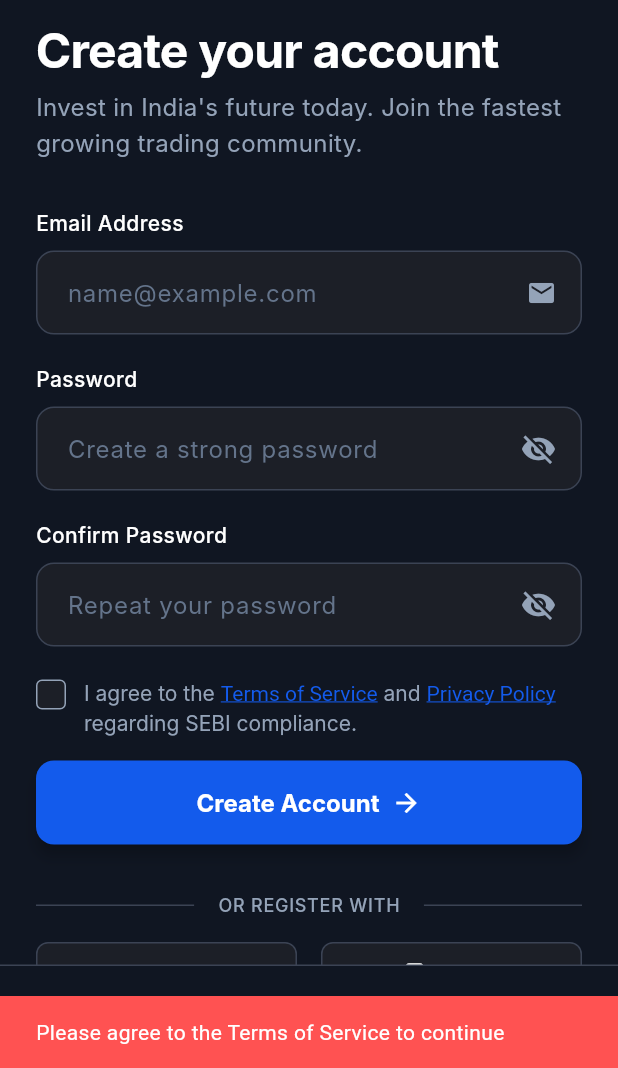
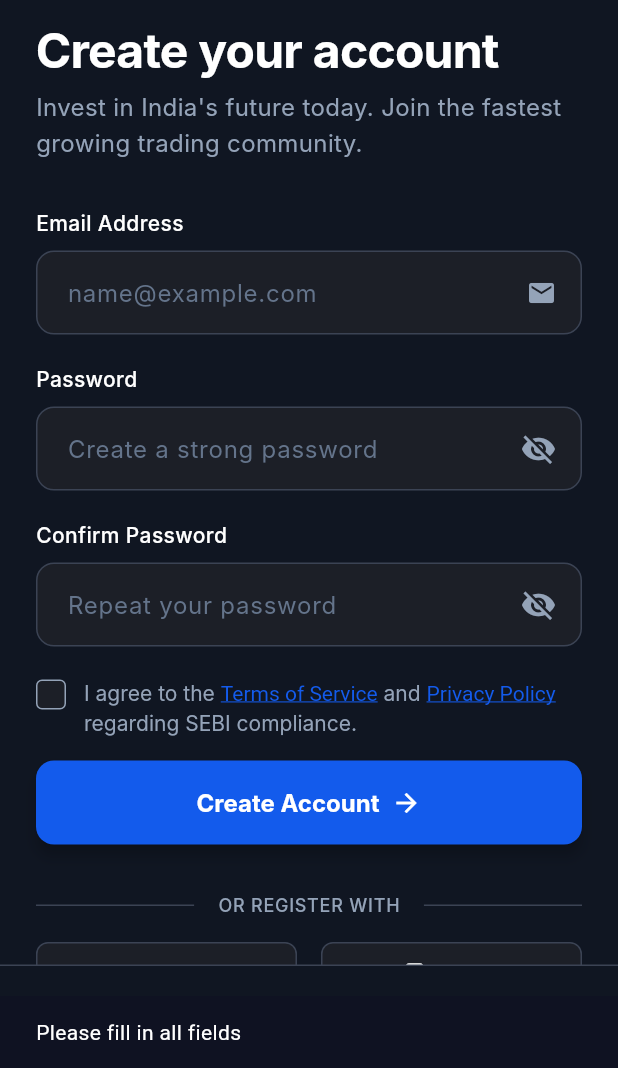
Before and after one commit to SheetalAlbiorix/ShockTrade, a Flutter app: the RegisterPage screen opened by its route, after a tap on "Create Account", on a phone screen of 412 x 824 dp, the part 168-1236 px from its top. Run offline on Flutter 3.47's test engine with Material 3 defaults, Android fonts, the phone set to English and light mode, and no system bars; our stand-ins replace dio, firebase_auth, firebase_core, flutter_riverpod, freezed_annotation, get_it and 2 more; accounts and stored records are empty; Roboto replaces fonts that are missing (Inter).

Commit message:
register account firebase done

```diff
--- a/lib/features/auth/presentation/pages/register_page.dart
+++ b/lib/features/auth/presentation/pages/register_page.dart
@@ -1,3 +1,4 @@
+import 'package:firebase_auth/firebase_auth.dart';
 import 'package:flutter/gestures.dart';
 import 'package:flutter/material.dart';
 import 'package:flutter_riverpod/flutter_riverpod.dart';
@@ -15,6 +16,8 @@ class _RegisterPageState extends ConsumerState<RegisterPage> {
   final _passwordController = TextEditingController();
   final _confirmPasswordController = TextEditingController();
 
+  bool _isLoading = false;
+
   bool _isPasswordVisible = false;
   bool _isConfirmPasswordVisible = false;
   bool _agreedToTerms = false;
@@ -29,8 +32,7 @@ class _RegisterPageState extends ConsumerState<RegisterPage> {
 
   static const Color textColor = Colors.white; // dark:text-white
   static const Color subTextColor = Color(0xFF94a3b8); // dark:text-slate-400
-  static const Color placeholderColor = Color(
-      0xFF64748b); // dark:placeholder:text-slate-500 (slate-500 is ~#64748b)
+  static const Color placeholderColor = Color(0xFF64748b); // slate-500
 
   @override
   void dispose() {
@@ -40,7 +42,28 @@ class _RegisterPageState extends ConsumerState<RegisterPage> {
     super.dispose();
   }
 
-  void _handleRegister() {
+  Future<void> _handleRegister() async {
+    final email = _emailController.text.trim();
+    final password = _passwordController.text;
+    final confirmPassword = _confirmPasswordController.text;
+
+    if (email.isEmpty || password.isEmpty) {
+      ScaffoldMessenger.of(context).showSnackBar(
+        const SnackBar(content: Text('Please fill in all fields')),
+      );
+      return;
+    }
+
+    if (password != confirmPassword) {
+      ScaffoldMessenger.of(context).showSnackBar(
+        const SnackBar(
+          content: Text('Passwords do not match'),
+          backgroundColor: Colors.redAccent,
+        ),
+      );
+      return;
+    }
+
     if (!_agreedToTerms) {
       ScaffoldMessenger.of(context).showSnackBar(
         const SnackBar(
@@ -50,7 +73,65 @@ class _RegisterPageState extends ConsumerState<RegisterPage> {
       );
       return;
     }
+
+    setState(() => _isLoading = true);
+
+    try {
+      // 1. Create User
+      final userCredential =
+          await FirebaseAuth.instance.createUserWithEmailAndPassword(
+        email: email,
+        password: password,
+      );
+
+      // 2. Send Verification Email
+      await userCredential.user?.sendEmailVerification();
+
+      // 3. Sign Out immediately so they can't access the app
+      await FirebaseAuth.instance.signOut();
+
+      if (mounted) {
+        ScaffoldMessenger.of(context).showSnackBar(
+          const SnackBar(
+            content: Text(
+                'Account created! Verification email sent. Please check your inbox.'),
+            backgroundColor: Colors.green,
+            duration: Duration(seconds: 4),
+          ),
+        );
+
+        // 4. Navigate to Login
         context.go('/login');
+      }
+    } on FirebaseAuthException catch (e) {
+      if (mounted) {
+        String message = 'Registration failed';
+        if (e.code == 'weak-password') {
+          message = 'The password provided is too weak.';
+        } else if (e.code == 'email-already-in-use') {
+          message = 'The account already exists for that email.';
+        } else if (e.code == 'invalid-email') {
+          message = 'The email address is invalid.';
+        }
+        ScaffoldMessenger.of(context).showSnackBar(
+          SnackBar(
+            content: Text(message),
+            backgroundColor: Colors.redAccent,
+          ),
+        );
+      }
+    } catch (e) {
+      if (mounted) {
+        ScaffoldMessenger.of(context).showSnackBar(
+          SnackBar(
+            content: Text('Error: $e'),
+            backgroundColor: Colors.redAccent,
+          ),
+        );
+      }
+    } finally {
+      if (mounted) setState(() => _isLoading = false);
+    }
   }
 
   @override
@@ -368,7 +449,7 @@ class _RegisterPageState extends ConsumerState<RegisterPage> {
                     SizedBox(
                       height: 56, // h-14
                       child: ElevatedButton(
-                        onPressed: _handleRegister,
+                        onPressed: _isLoading ? null : _handleRegister,
                         style: ElevatedButton.styleFrom(
                           backgroundColor: primaryColor,
                           foregroundColor: Colors.white,
@@ -378,7 +459,16 @@ class _RegisterPageState extends ConsumerState<RegisterPage> {
                           ),
                           // hover/active states handled by Material
                         ),
-                        child: const Row(
+                        child: _isLoading
+                            ? const SizedBox(
+                                width: 24,
+                                height: 24,
+                                child: CircularProgressIndicator(
+                                  color: Colors.white,
+                                  strokeWidth: 2,
+                                ),
+                              )
+                            : const Row(
                                 mainAxisAlignment: MainAxisAlignment.center,
                                 children: [
                                   Text(
```
Lines whose indentation alone changed are shown as unchanged.
